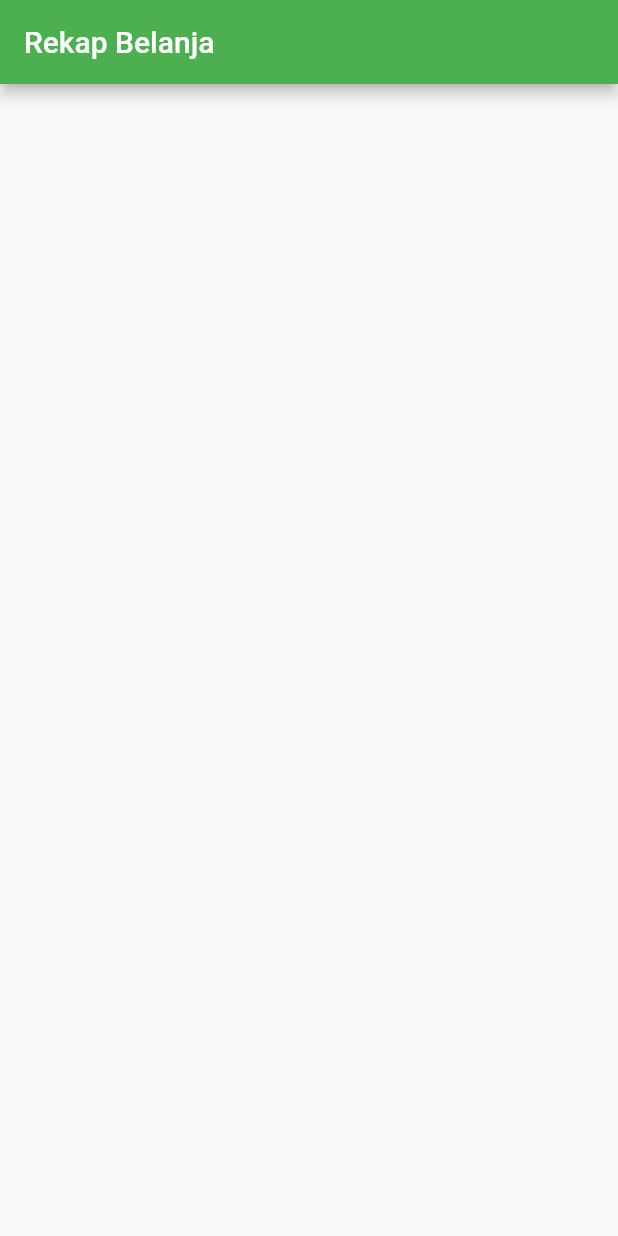
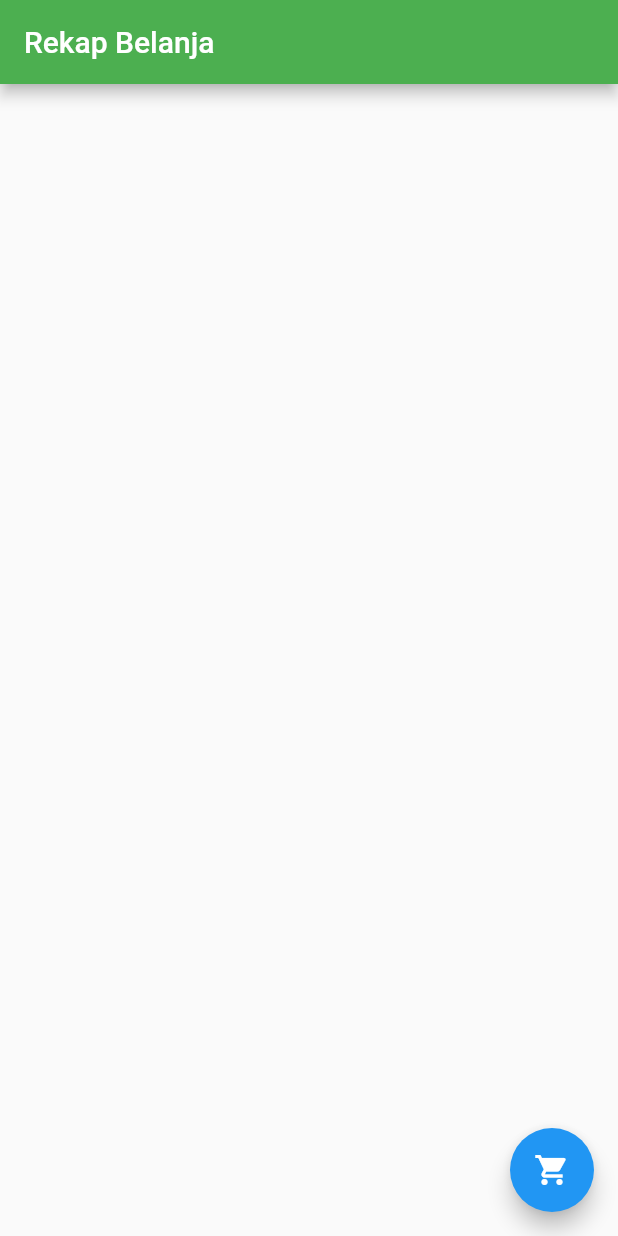
Before and after one commit to ReAlpha39/Shopping_Note, a Flutter app: the screen it shows after launch, on a phone screen of 412 x 824 dp. Run offline on Flutter 3.47's test engine with Material 2 defaults, Android fonts, the phone set to English and light mode, and no system bars.

Commit message:
add Floating action button

```diff
--- a/lib/view/home.dart
+++ b/lib/view/home.dart
@@ -14,6 +14,10 @@ class _HomeState extends State<Home> {
         backgroundColor: Colors.green,
       ),
       body: Container(),
+      floatingActionButton: FloatingActionButton(
+        child: Icon(Icons.shopping_cart),
+        onPressed: () {},
+      ),
 
     );
   }
```
